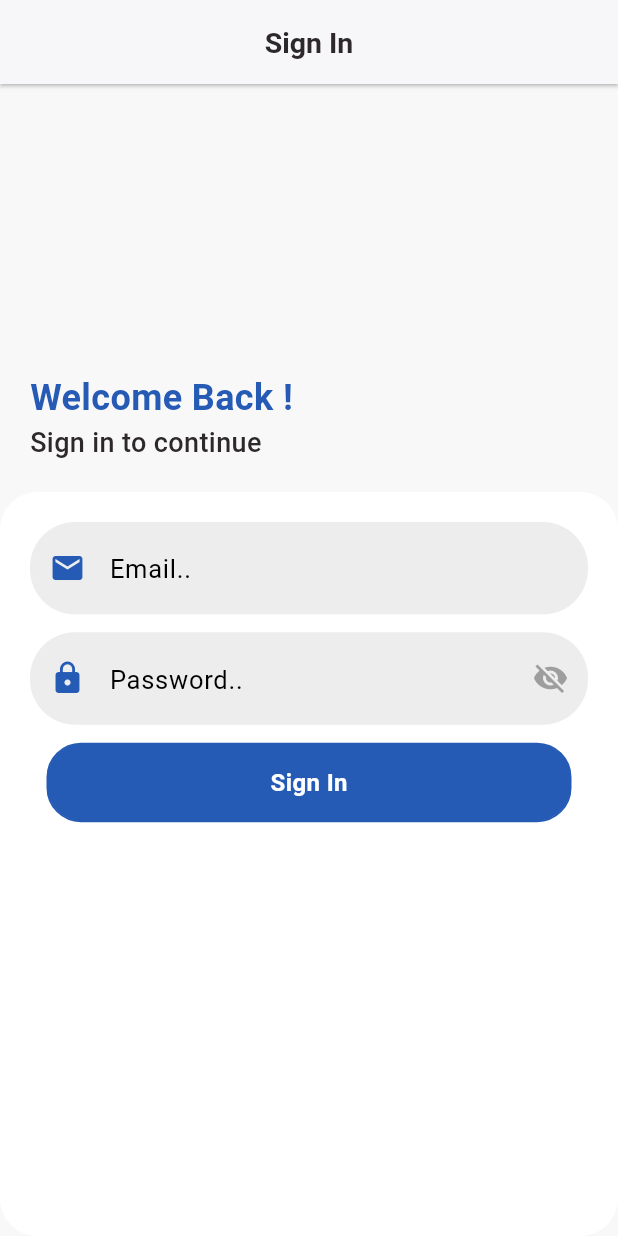
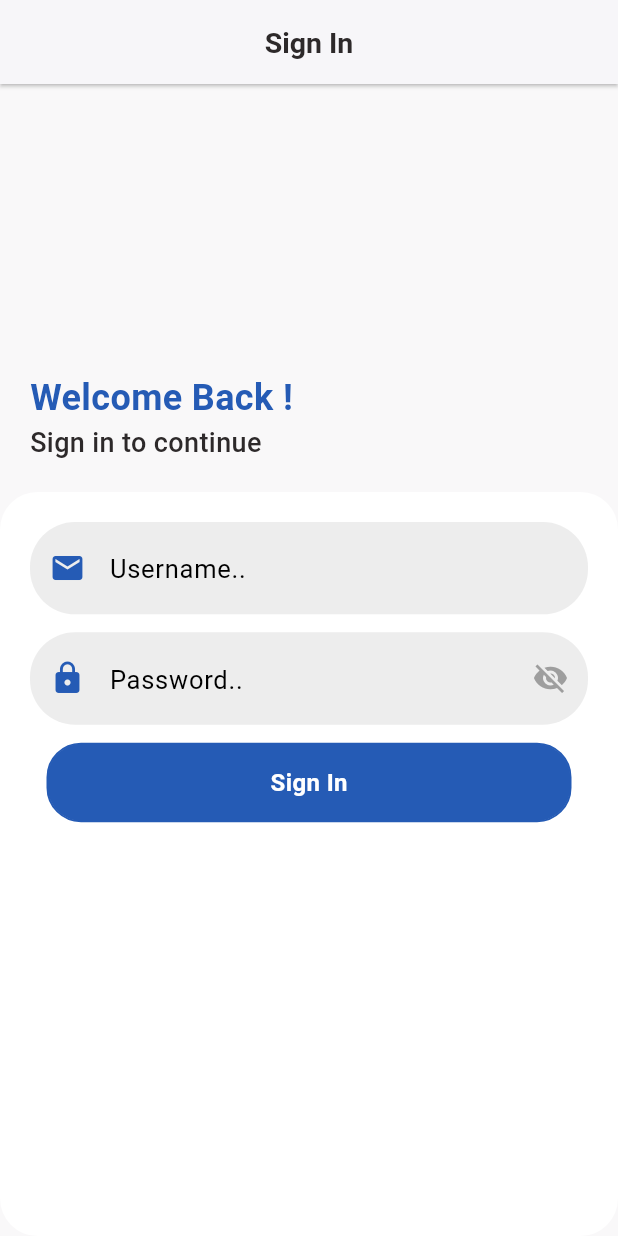
Before and after one commit to grextr01/romancewhmobile, a Flutter app: the screen it shows after launch, on a phone screen of 412 x 824 dp. Run offline on Flutter 3.47's test engine with Material 3 defaults, Android fonts, the phone set to English and light mode, and no system bars; our stand-ins replace dio, flutter_bloc, fluttertoast, hive, hive_flutter, package_info_plus and 1 more; missing offline and left inert: app_installer; accounts and stored records are empty; network calls fail.

Commit message:
save Username in cache

```diff
--- a/lib/Bloc/Login_bloc/login_cubit.dart
+++ b/lib/Bloc/Login_bloc/login_cubit.dart
@@ -32,7 +32,8 @@ class LoginCubit extends Cubit<LoginController> {
           token: response['token'],
           firstName: response['firstName'],
           lastName: response['lastName'],
-          userId: response['userID'].toString());
+          userId: response['userID'].toString(),
+          username: username);
       userBox.put('activeUser', hiveUser);
       emit(state.copyWith(
           token: response['token'], legalEntities: state.legalEntities));
--- a/lib/Models/Hive/hive_user.dart
+++ b/lib/Models/Hive/hive_user.dart
@@ -12,11 +12,13 @@ class HiveUser {
   String firstName;
   @HiveField(3)
   String lastName;
+  @HiveField(4)
+  String username;
 
-  HiveUser({
-    required this.token,
-    required this.userId,
-    required this.firstName,
-    required this.lastName,
-  });
+  HiveUser(
+      {required this.token,
+      required this.userId,
+      required this.firstName,
+      required this.lastName,
+      required this.username});
 }
--- a/lib/UI/Login/login_page.dart
+++ b/lib/UI/Login/login_page.dart
@@ -2,6 +2,7 @@ import 'package:flutter/material.dart';
 import 'package:flutter_bloc/flutter_bloc.dart';
 import 'package:romancewhs/Bloc/Login_bloc/login_cubit.dart';
 import 'package:romancewhs/Controllers/login_controller.dart';
+import 'package:romancewhs/Models/Boxes/boxes.dart';
 import 'package:romancewhs/UX/Theme.dart';
 import '../Components.dart/custom_button.dart';
 import '../Components.dart/custom_textfield.dart';
@@ -16,6 +17,7 @@ class LoginPage extends StatelessWidget {
 
   @override
   Widget build(BuildContext context) {
+    setUserName();
     return Scaffold(
         appBar: AppBar(
           elevation: 1,
@@ -83,7 +85,7 @@ class LoginPage extends StatelessWidget {
                                   CustomTextField(
                                     controller: _emailController,
                                     focusNode: _emailFocusNode,
-                                    hintText: 'Email..',
+                                    hintText: 'Username..',
                                     autofillHints: const [AutofillHints.email],
                                     prefixIcon: const Icon(
                                       Icons.email,
@@ -160,4 +162,12 @@ class LoginPage extends StatelessWidget {
           ),
         ));
   }
+
+  void setUserName() {
+    var user = userBox.get('activeUser');
+    if (user == null) {
+      return;
+    }
+    _emailController.text = user.username;
+  }
 }
--- a/lib/UX/update.dart
+++ b/lib/UX/update.dart
@@ -19,6 +19,7 @@ Future<void> checkForUpdate() async {
         ..badCertificateCallback =
             (X509Certificate cert, String host, int port) => true;
     };
+    Fluttertoast.showToast(msg: 'Checking For Updates...');
     final response = await dio.get('$baseUrl/Update/check');
     final latestVersion = response.data['version'];
     final apkUrl = '$baseUrl/Update/download-apk';
@@ -27,13 +28,13 @@ Future<void> checkForUpdate() async {
     final currentVersion = packageInfo.version;
 
     if (latestVersion != currentVersion) {
-      Fluttertoast.showToast(msg: 'Updating App...');
-
+      Fluttertoast.showToast(msg: 'Downloading Update...');
       final shouldUpdate = true;
       if (shouldUpdate == true) {
         final dir = await getExternalStorageDirectory();
         final apkPath = '${dir!.path}/update.apk';
         await dio.download(apkUrl, apkPath);
+        Fluttertoast.showToast(msg: 'Updating App...');
         await AppInstaller.installApk(apkPath);
       }
     }
```
Also changed, not shown: lib/Models/Hive/hive_user.g.dart.
